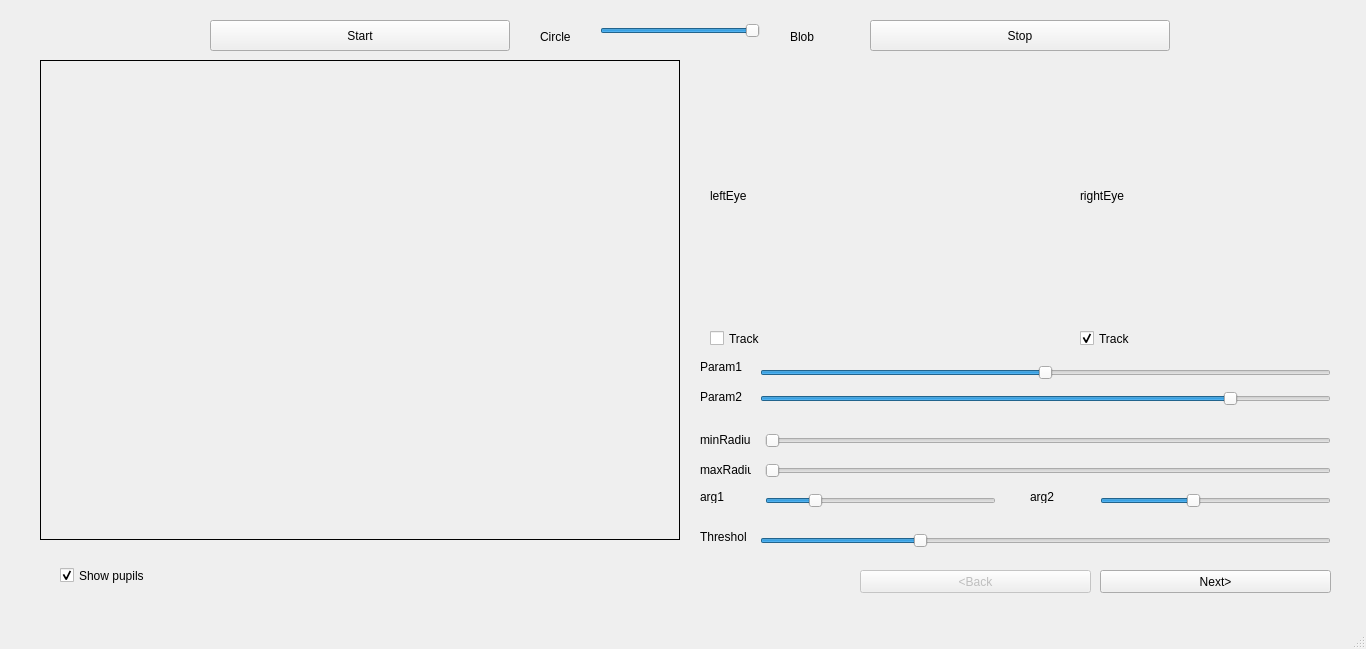
stepacool/Eye-Tracker, file GUImain.ui: the form before one commit.
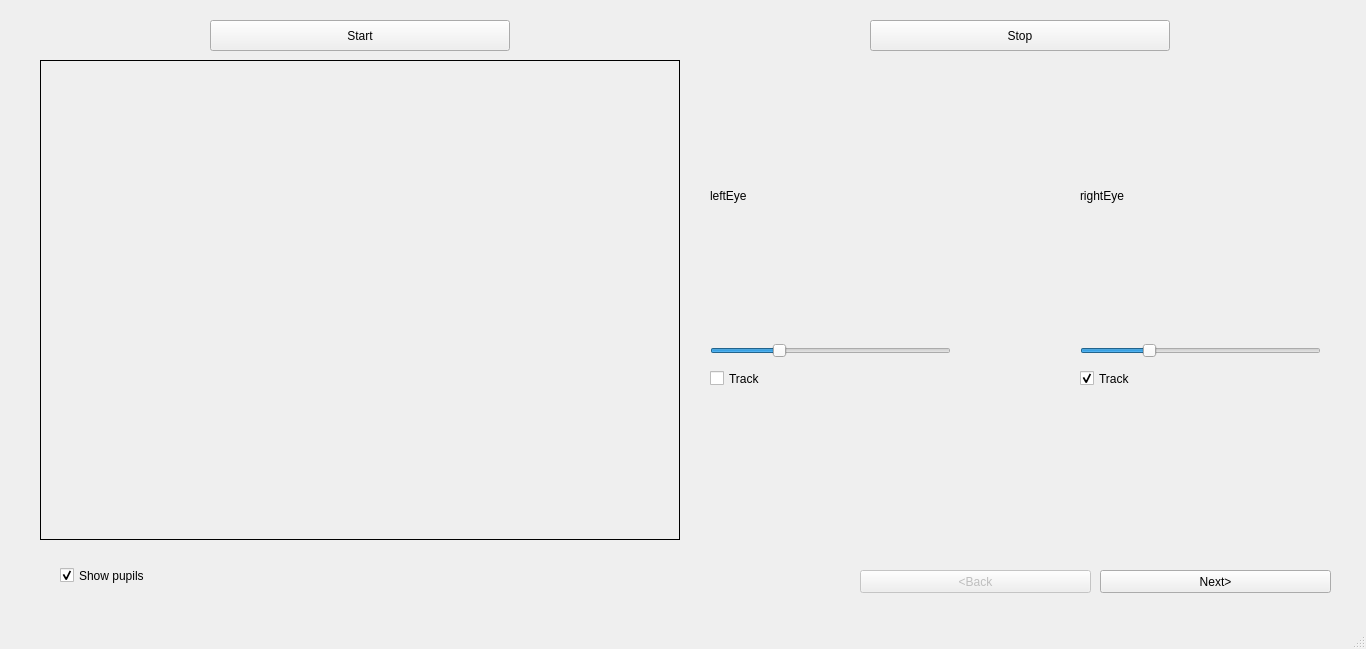
The form after the commit.

Commit message: Removed Circle Detection, code optimization, more comments

What changed in the file:
```diff
--- a/GUImain.ui
+++ b/GUImain.ui
@@ -17,54 +17,6 @@
    <string notr="true"/>
   </property>
   <widget class="QWidget" name="centralwidget">
-   <widget class="QLabel" name="label_4">
-    <property name="geometry">
-     <rect>
-      <x>700</x>
-      <y>430</y>
-      <width>51</width>
-      <height>20</height>
-     </rect>
-    </property>
-    <property name="text">
-     <string>minRadius</string>
-    </property>
-   </widget>
-   <widget class="QSlider" name="minRadiusSlider">
-    <property name="enabled">
-     <bool>true</bool>
-    </property>
-    <property name="geometry">
-     <rect>
-      <x>765</x>
-      <y>430</y>
-      <width>566</width>
-      <height>22</height>
-     </rect>
-    </property>
-    <property name="maximum">
-     <number>10</number>
-    </property>
-    <property name="value">
-     <number>0</number>
-    </property>
-    <property name="orientation">
-     <enum>Qt::Horizontal</enum>
-    </property>
-   </widget>
-   <widget class="QLabel" name="label_5">
-    <property name="geometry">
-     <rect>
-      <x>700</x>
-      <y>460</y>
-      <width>51</width>
-      <height>20</height>
-     </rect>
-    </property>
-    <property name="text">
-     <string>maxRadius</string>
-    </property>
-   </widget>
    <widget class="QCheckBox" name="pupilsCheckbox">
     <property name="geometry">
      <rect>
@@ -103,50 +55,6 @@
      <bool>false</bool>
     </property>
    </widget>
-   <widget class="QWidget" name="layoutWidget">
-    <property name="geometry">
-     <rect>
-      <x>760</x>
-      <y>360</y>
-      <width>571</width>
-      <height>52</height>
-     </rect>
-    </property>
-    <layout class="QVBoxLayout" name="verticalLayout">
-     <item>
-      <widget class="QSlider" name="param1Slider">
-       <property name="enabled">
-        <bool>true</bool>
-       </property>
-       <property name="maximum">
-        <number>100</number>
-       </property>
-       <property name="value">
-        <number>50</number>
-       </property>
-       <property name="orientation">
-        <enum>Qt::Horizontal</enum>
-       </property>
-      </widget>
-     </item>
-     <item>
-      <widget class="QSlider" name="param2Slider">
-       <property name="enabled">
-        <bool>true</bool>
-       </property>
-       <property name="maximum">
-        <number>30</number>
-       </property>
-       <property name="value">
-        <number>25</number>
-       </property>
-       <property name="orientation">
-        <enum>Qt::Horizontal</enum>
-       </property>
-      </widget>
-     </item>
-    </layout>
-   </widget>
    <widget class="QPushButton" name="backButton">
     <property name="enabled">
      <bool>false</bool>
@@ -163,54 +71,6 @@
      <string>&lt;Back</string>
     </property>
    </widget>
-   <widget class="QSlider" name="arg1Slider">
-    <property name="enabled">
-     <bool>true</bool>
-    </property>
-    <property name="geometry">
-     <rect>
-      <x>765</x>
-      <y>490</y>
-      <width>231</width>
-      <height>22</height>
-     </rect>
-    </property>
-    <property name="maximum">
-     <number>5</number>
-    </property>
-    <property name="value">
-     <number>1</number>
-    </property>
-    <property name="orientation">
-     <enum>Qt::Horizontal</enum>
-    </property>
-   </widget>
-   <widget class="QLabel" name="label">
-    <property name="geometry">
-     <rect>
-      <x>700</x>
-      <y>490</y>
-      <width>46</width>
-      <height>13</height>
-     </rect>
-    </property>
-    <property name="text">
-     <string>arg1</string>
-    </property>
-   </widget>
-   <widget class="QLabel" name="label_3">
-    <property name="geometry">
-     <rect>
-      <x>700</x>
-      <y>390</y>
-      <width>46</width>
-      <height>13</height>
-     </rect>
-    </property>
-    <property name="text">
-     <string>Param2</string>
-    </property>
-   </widget>
    <widget class="QPushButton" name="nextButton">
     <property name="geometry">
      <rect>
@@ -240,54 +100,6 @@
      <string/>
     </property>
    </widget>
-   <widget class="QLabel" name="label_2">
-    <property name="geometry">
-     <rect>
-      <x>700</x>
-      <y>360</y>
-      <width>46</width>
-      <height>13</height>
-     </rect>
-    </property>
-    <property name="text">
-     <string>Param1</string>
-    </property>
-   </widget>
-   <widget class="QSlider" name="maxRadiusSlider">
-    <property name="enabled">
-     <bool>true</bool>
-    </property>
-    <property name="geometry">
-     <rect>
-      <x>765</x>
-      <y>460</y>
-      <width>566</width>
-      <height>22</height>
-     </rect>
-    </property>
-    <property name="maximum">
-     <number>40</number>
-    </property>
-    <property name="value">
-     <number>0</number>
-    </property>
-    <property name="orientation">
-     <enum>Qt::Horizontal</enum>
-    </property>
-   </widget>
-   <widget class="QLabel" name="label_6">
-    <property name="geometry">
-     <rect>
-      <x>1030</x>
-      <y>490</y>
-      <width>46</width>
-      <height>13</height>
-     </rect>
-    </property>
-    <property name="text">
-     <string>arg2</string>
-    </property>
-   </widget>
    <widget class="QLabel" name="leftEyeBox">
     <property name="enabled">
      <bool>true</bool>
@@ -304,28 +116,6 @@
      <string>leftEye</string>
     </property>
    </widget>
-   <widget class="QSlider" name="arg2Slider">
-    <property name="enabled">
-     <bool>true</bool>
-    </property>
-    <property name="geometry">
-     <rect>
-      <x>1100</x>
-      <y>490</y>
-      <width>231</width>
-      <height>22</height>
-     </rect>
-    </property>
-    <property name="maximum">
-     <number>10</number>
-    </property>
-    <property name="value">
-     <number>4</number>
-    </property>
-    <property name="orientation">
-     <enum>Qt::Horizontal</enum>
-    </property>
-   </widget>
    <widget class="QPushButton" name="stopButton">
     <property name="geometry">
      <rect>
@@ -356,7 +146,7 @@
     <property name="geometry">
      <rect>
       <x>710</x>
-      <y>330</y>
+      <y>370</y>
       <width>70</width>
       <height>17</height>
      </rect>
@@ -369,7 +159,7 @@
     <property name="geometry">
      <rect>
       <x>1080</x>
-      <y>330</y>
+      <y>370</y>
       <width>70</width>
       <height>17</height>
      </rect>
@@ -384,57 +174,28 @@
    <widget class="QSlider" name="blobToggle">
     <property name="geometry">
      <rect>
-      <x>600</x>
-      <y>20</y>
-      <width>160</width>
+      <x>710</x>
+      <y>340</y>
+      <width>241</width>
       <height>22</height>
      </rect>
     </property>
-    <property name="minimum">
-     <number>0</number>
-    </property>
     <property name="maximum">
-     <number>1</number>
+     <number>255</number>
     </property>
     <property name="value">
-     <number>1</number>
+     <number>70</number>
     </property>
     <property name="orientation">
      <enum>Qt::Horizontal</enum>
     </property>
    </widget>
-   <widget class="QLabel" name="label_7">
+   <widget class="QSlider" name="rightEyeThresholdSlider">
     <property name="geometry">
      <rect>
-      <x>540</x>
-      <y>30</y>
-      <width>46</width>
-      <height>13</height>
-     </rect>
-    </property>
-    <property name="text">
-     <string>Circle</string>
-    </property>
-   </widget>
-   <widget class="QLabel" name="label_8">
-    <property name="geometry">
-     <rect>
-      <x>790</x>
-      <y>30</y>
-      <width>46</width>
-      <height>13</height>
-     </rect>
-    </property>
-    <property name="text">
-     <string>Blob</string>
-    </property>
-   </widget>
-   <widget class="QSlider" name="thresholdSlider">
-    <property name="geometry">
-     <rect>
-      <x>760</x>
-      <y>530</y>
-      <width>571</width>
+      <x>1080</x>
+      <y>340</y>
+      <width>241</width>
       <height>22</height>
      </rect>
     </property>
@@ -448,19 +209,6 @@
      <enum>Qt::Horizontal</enum>
     </property>
    </widget>
-   <widget class="QLabel" name="label_9">
-    <property name="geometry">
-     <rect>
-      <x>700</x>
-      <y>530</y>
-      <width>46</width>
-      <height>13</height>
-     </rect>
-    </property>
-    <property name="text">
-     <string>Threshold</string>
-    </property>
-   </widget>
   </widget>
   <widget class="QMenuBar" name="menubar">
    <property name="geometry">
```
Left out of the diff: 2 changed lines with no effect on the pictures. The commit also changes 1 other file.
